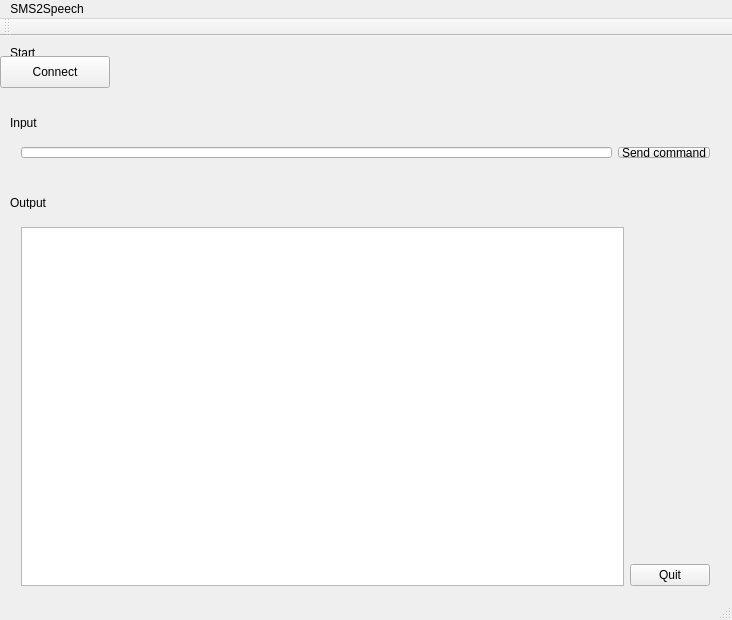
Before: the Qt Designer form SMS2Speech/mainwindow.ui in markusk/SMS2Speech, drawn with Qt 5.
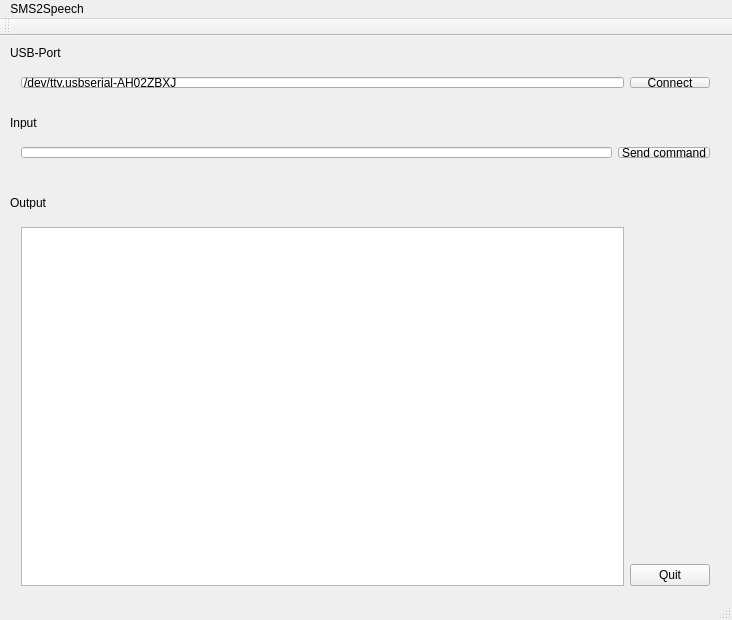
After: the same form once the commit is applied.

Commit message: Taking serial port name from GUI. Works.

Diff of the .ui file:
```diff
--- a/SMS2Speech/mainwindow.ui
+++ b/SMS2Speech/mainwindow.ui
@@ -121,21 +121,37 @@
      </rect>
     </property>
     <property name="text">
-     <string>Start</string>
+     <string>USB-Port</string>
     </property>
    </widget>
-   <widget class="QPushButton" name="pushButtonConnect">
+   <widget class="QWidget" name="">
     <property name="geometry">
      <rect>
-      <x>0</x>
-      <y>20</y>
-      <width>110</width>
-      <height>32</height>
+      <x>10</x>
+      <y>30</y>
+      <width>711</width>
+      <height>33</height>
      </rect>
     </property>
-    <property name="text">
-     <string>Connect</string>
-    </property>
+    <layout class="QHBoxLayout" name="horizontalLayout">
+     <item>
+      <widget class="QLineEdit" name="lineEditUSBPort">
+       <property name="statusTip">
+        <string>Put command for Arduino here</string>
+       </property>
+       <property name="text">
+        <string>/dev/tty.usbserial-AH02ZBXJ</string>
+       </property>
+      </widget>
+     </item>
+     <item>
+      <widget class="QPushButton" name="pushButtonConnect">
+       <property name="text">
+        <string>Connect</string>
+       </property>
+      </widget>
+     </item>
+    </layout>
    </widget>
   </widget>
   <widget class="QMenuBar" name="menuBar">
```
The commit also changes 1 other file.
